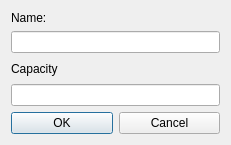
Above: DCGUI/Windows/RouterDialog.ui from DanielZorin/DataCenters before the change. Below: the same form after it.
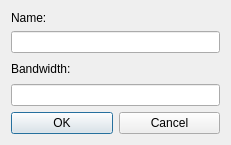
That is the form after the change.

```diff
--- a/DCGUI/Windows/RouterDialog.ui
+++ b/DCGUI/Windows/RouterDialog.ui
@@ -62,7 +62,7 @@
      <item>
       <widget class="QLabel" name="label">
        <property name="text">
-        <string>Capacity</string>
+        <string>Bandwidth:</string>
        </property>
       </widget>
      </item>
```
